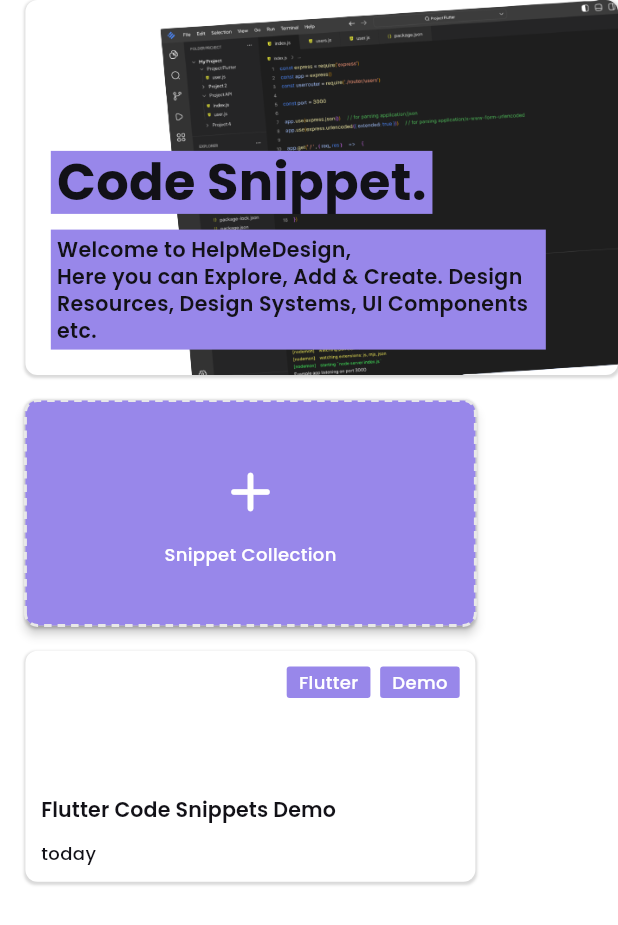
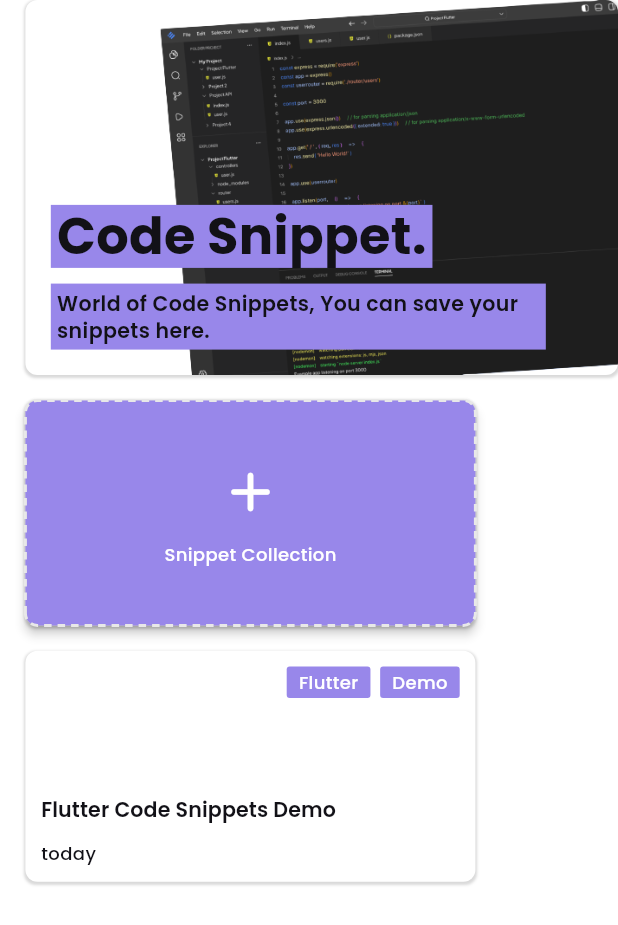
Before and after one commit to sumit-coder/help-me-design, a Flutter app: the CodeSnippetScreen widget shown alone on an empty page, opened directly, on a phone screen of 412 x 824 dp. Shown: the top 925 px of the screen. Run offline on Flutter 3.47's test engine with Material 2 defaults, Android fonts, the light colour scheme and no system bars; drawn by our look-alikes of dotted_border, flutter_animate; our stand-ins replace appwrite, dropdown_button2, file_picker, flutter_highlight, google_fonts, url_strategy; missing offline and left inert: code_text_field, highlight, patterns_canvas; network calls fail; statements that could not run were skipped.

Commit message:
fixed all tabs short description

```diff
--- a/lib/constants/text_constants.dart
+++ b/lib/constants/text_constants.dart
@@ -1,10 +1,26 @@
 class MyTextConstants {
-  /// Docs Tab
+  /// Docs Tab (this tab is not done yet)
   static const String docsTabHeadline = 'Explore. Documentation\'s';
-  static const String docsTabShortDescription =
-      'Welcome to HelpMeDesign, \nHere you can Explore, Add & Create. Design Resources, Design Systems, UI Components etc.';
+  static const String docsTabShortDescription = 'Docs Tab,';
+
+  /// Explore Tab
+  static const String exploreTabHeadline = 'Explore.';
+  static const String exploreTabShortDescription =
+      'Welcome to HelpMeDesign, \nHere you can Explore & Save. Design Resources, Code Ui Components, Code Snippets etc.';
+
+  /// Inspirations Tab
+  static const String inspirationsTabHeadline = 'Inspirations.';
+  static const String inspirationTabShortDescription = 'Save Your Design Inspirations Here.';
+
+  /// Components Tab
+  static const String componentsTabHeadline = 'Components.';
+  static const String componentsTabShortDescription = 'Component, component, and components add them all here.';
+
+  /// Snippets Tab
+  static const String snippetsTabHeadline = 'Code Snippet.';
+  static const String snippetsTabShortDescription = 'World of Code Snippets, You can save your snippets here.';
 
   /// Saved Tab
-  static const String savedTabHeadline = 'Saved Design Resources';
-  static const String savedTabShortDescription = 'See your saved Design Resources';
+  static const String savedTabHeadline = 'Saved.';
+  static const String savedTabShortDescription = 'Your saved Design Resources will live here.';
 }
--- a/lib/views/screens/home_screen/widgets/admin_view_sideBar.dart
+++ b/lib/views/screens/home_screen/widgets/admin_view_sideBar.dart
@@ -1,6 +1,4 @@
 import 'package:flutter/material.dart';
-import 'package:help_me_design/appwrite_service/auth_service.dart';
-import 'package:provider/provider.dart';
 
 import '../../../../theme/my_design_system.dart';
 import '../../../../theme/my_theme.dart';
@@ -21,8 +19,6 @@ class AdminViewSideBar extends StatefulWidget {
 class _AdminViewSideBarState extends State<AdminViewSideBar> {
   @override
   Widget build(BuildContext context) {
-    var themeMangerProvider = Provider.of<ThemeManager>(context, listen: false);
-    var authService = Provider.of<AuthService>(context);
     var themeData = Theme.of(context);
     return Container(
       width: 244,
--- a/lib/views/screens/tabs/code_snippet_tab/code_snippet_tab.dart
+++ b/lib/views/screens/tabs/code_snippet_tab/code_snippet_tab.dart
@@ -43,9 +43,8 @@ class _CodeSnippetScreenState extends State<CodeSnippetScreen> {
             snippetTabProvider.openActiveSnippetCollectionView
                 ? SizedBox()
                 : TabViewHeroCard(
-                    // title: MyTextConstants.docsTabHeadline,
-                    title: "Code Snippet.",
-                    shortDescription: MyTextConstants.docsTabShortDescription,
+                    title: MyTextConstants.snippetsTabHeadline,
+                    shortDescription: MyTextConstants.snippetsTabShortDescription,
                     posterImage: "assets/images/snippets-poster.png",
                     bgPattern: SnippetsTabPatternPainter(48, context),
                   ),
--- a/lib/views/screens/tabs/components_tab/components_tab.dart
+++ b/lib/views/screens/tabs/components_tab/components_tab.dart
@@ -1,5 +1,6 @@
 import 'package:flutter/material.dart';
 import 'package:flutter_animate/flutter_animate.dart';
+import 'package:help_me_design/constants/text_constants.dart';
 import 'package:help_me_design/providers/component_tab_provider/component_tab_provider.dart';
 import 'package:help_me_design/views/screens/tabs/widgets/tab_view_hero_card.dart';
 import 'package:help_me_design/views/widgets/container_pattern_painter.dart';
@@ -29,9 +30,8 @@ class ComponentsTab extends StatelessWidget {
                   crossAxisAlignment: CrossAxisAlignment.start,
                   children: [
                     TabViewHeroCard(
-                      // title: MyTextConstants.docsTabHeadline,
-                      title: "Components.",
-                      shortDescription: "MyTextConstants.docsTabShortDescription",
+                      title: MyTextConstants.componentsTabHeadline,
+                      shortDescription: MyTextConstants.componentsTabShortDescription,
                       posterImage: "assets/images/explore-poster.png",
                       bgPattern: ComponentsTabPatternPainter(48, context),
                     ),
--- a/lib/views/screens/tabs/explore_tab/explore_tab.dart
+++ b/lib/views/screens/tabs/explore_tab/explore_tab.dart
@@ -1,6 +1,7 @@
 import 'package:flutter/material.dart';
 import 'package:flutter_animate/flutter_animate.dart';
 import 'package:help_me_design/appwrite_service/databases_service.dart';
+import 'package:help_me_design/constants/text_constants.dart';
 import 'package:help_me_design/providers/explore_tab_provider/explore_tab_provider.dart';
 import 'package:help_me_design/theme/my_colors.dart';
 import 'package:help_me_design/theme/my_design_system.dart';
@@ -52,10 +53,8 @@ class _ExploreViewState extends State<ExploreView> {
             exploreTapProvider.showListItemView
                 ? SizedBox()
                 : TabViewHeroCard(
-                    // title: MyTextConstants.docsTabHeadline,
-                    title: "Explore.",
-                    shortDescription:
-                        "Welcome to HelpMeDesign, \nHere you can Explore, Add & Create. Design Resources, Design Systems, UI Components etc.",
+                    title: MyTextConstants.exploreTabHeadline,
+                    shortDescription: MyTextConstants.exploreTabShortDescription,
                     posterImage: themeData.brightness == Brightness.dark
                         ? "assets/images/explore-poster-light.png"
                         : "assets/images/explore-poster.png",
--- a/lib/views/screens/tabs/inspiration_tab/inspiration_tab.dart
+++ b/lib/views/screens/tabs/inspiration_tab/inspiration_tab.dart
@@ -2,9 +2,7 @@ import 'package:dotted_border/dotted_border.dart';
 import 'package:flutter/material.dart';
 import 'package:help_me_design/constants/text_constants.dart';
 import 'package:help_me_design/theme/my_design_system.dart';
-import 'package:help_me_design/theme/my_theme.dart';
 import 'package:help_me_design/views/screens/tabs/widgets/tab_view_hero_card.dart';
-import 'package:help_me_design/views/widgets/button_tap_effect.dart';
 import 'package:help_me_design/views/widgets/container_pattern_painter.dart';
 
 import 'widgets/inspiration_list_view.dart';
--- a/lib/views/screens/tabs/saved_tab/saved_tab.dart
+++ b/lib/views/screens/tabs/saved_tab/saved_tab.dart
@@ -10,9 +10,6 @@ class SavedDesignResourceTab extends StatelessWidget {
   @override
   Widget build(BuildContext context) {
     return Container(
-      // width: 200,
-      // height: 200,
-      // color: Colors.deepPurple,
       child: Column(
         children: [
           TabViewHeroCard(
```
Also changed, not shown: lib/views/screens/home_screen/home_screen.dart (+14 -9 lines).
